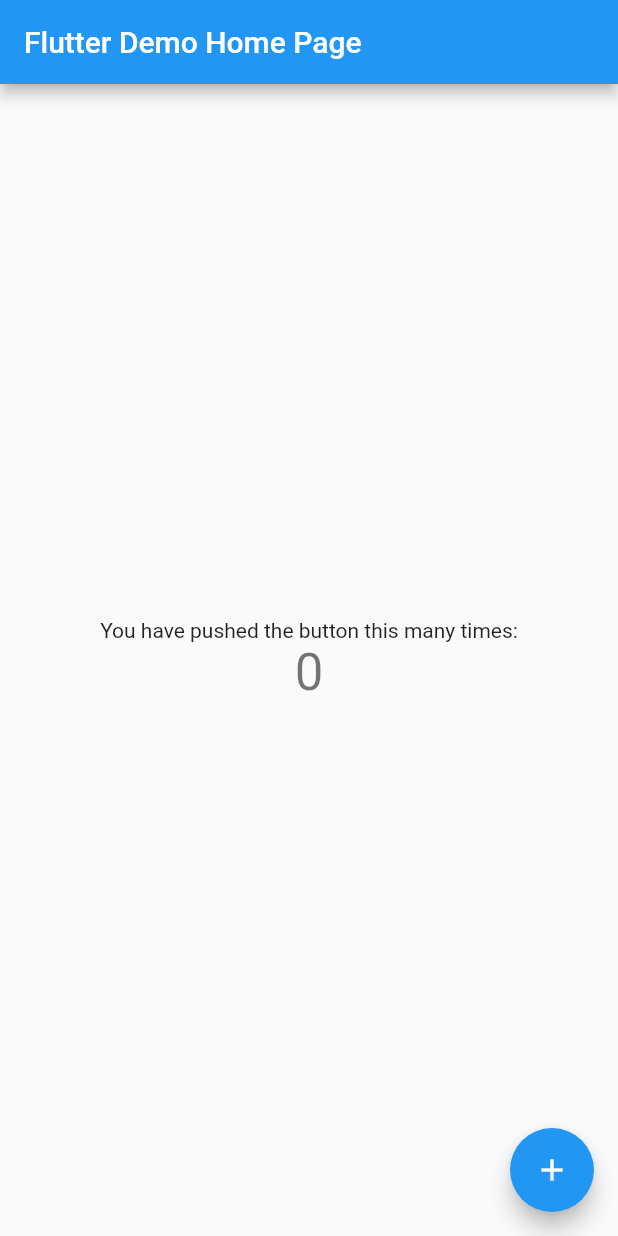
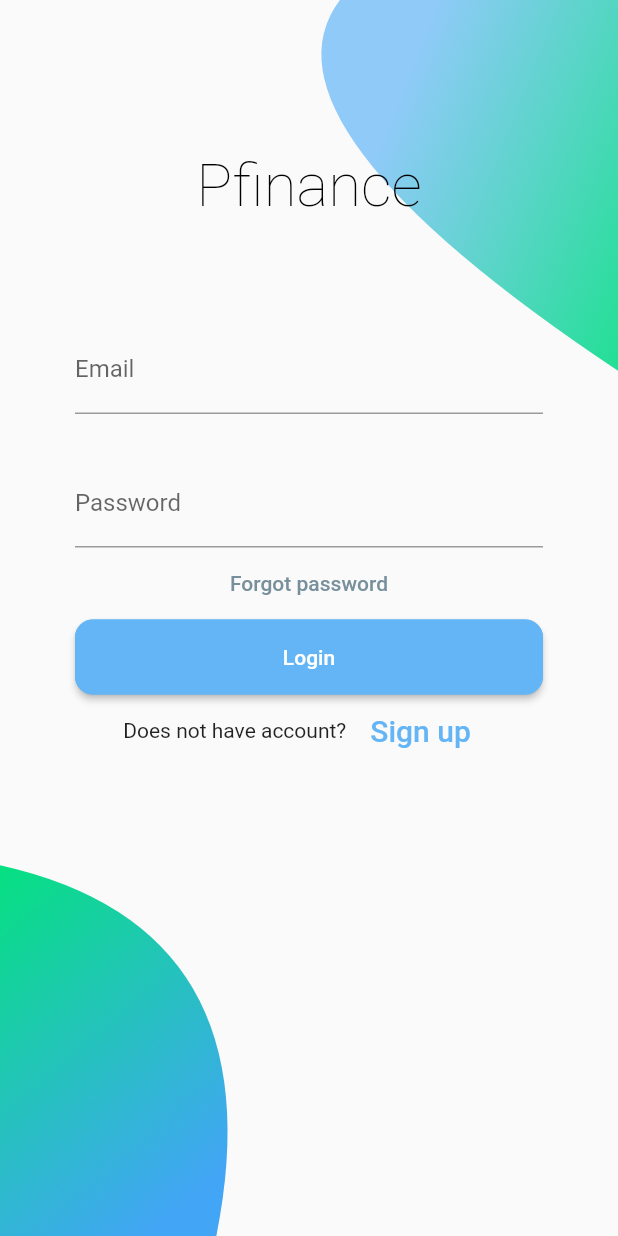
Before and after one commit to alfonsocv12/personal_finance_app, a Flutter app: the screen it shows after launch, on a phone screen of 412 x 824 dp. Run offline on Flutter 3.47's test engine with Material 2 defaults, Android fonts, the phone set to English and light mode, and no system bars; our stand-ins replace flutter_dotenv, shared_preferences.

Commit message:
Login page started

```diff
--- a/lib/main.dart
+++ b/lib/main.dart
@@ -1,17 +1,22 @@
 import 'package:flutter/material.dart';
+import 'package:flutter_dotenv/flutter_dotenv.dart';
+import 'package:personal_finance_app/pages/login.dart';
+import 'package:personal_finance_app/router.dart';
+import 'package:personal_finance_app/state/Global.dart';
 
-void main() {
-  runApp(const MyApp());
+Future main() async{
+  await dotenv.load();
+  await Global.init();
+  runApp(MyApp());
 }
 
 class MyApp extends StatelessWidget {
-  const MyApp({Key? key}) : super(key: key);
 
   // This widget is the root of your application.
   @override
   Widget build(BuildContext context) {
     return MaterialApp(
-      title: 'Flutter Demo',
+      title: 'Personal Finance',
       theme: ThemeData(
         // This is the theme of your application.
         //
@@ -24,92 +29,17 @@ class MyApp extends StatelessWidget {
         // is not restarted.
         primarySwatch: Colors.blue,
       ),
-      home: const MyHomePage(title: 'Flutter Demo Home Page'),
+      initialRoute: '/',
+      routes: routes(context),
+      home: selectScreen(),
     );
   }
-}
 
-class MyHomePage extends StatefulWidget {
-  const MyHomePage({Key? key, required this.title}) : super(key: key);
-
-  // This widget is the home page of your application. It is stateful, meaning
-  // that it has a State object (defined below) that contains fields that affect
-  // how it looks.
-
-  // This class is the configuration for the state. It holds the values (in this
-  // case the title) provided by the parent (in this case the App widget) and
-  // used by the build method of the State. Fields in a Widget subclass are
-  // always marked "final".
-
-  final String title;
-
-  @override
-  State<MyHomePage> createState() => _MyHomePageState();
-}
-
-class _MyHomePageState extends State<MyHomePage> {
-  int _counter = 0;
-
-  void _incrementCounter() {
-    setState(() {
-      // This call to setState tells the Flutter framework that something has
-      // changed in this State, which causes it to rerun the build method below
-      // so that the display can reflect the updated values. If we changed
-      // _counter without calling setState(), then the build method would not be
-      // called again, and so nothing would appear to happen.
-      _counter++;
-    });
-  }
-
-  @override
-  Widget build(BuildContext context) {
-    // This method is rerun every time setState is called, for instance as done
-    // by the _incrementCounter method above.
-    //
-    // The Flutter framework has been optimized to make rerunning build methods
-    // fast, so that you can just rebuild anything that needs updating rather
-    // than having to individually change instances of widgets.
-    return Scaffold(
-      appBar: AppBar(
-        // Here we take the value from the MyHomePage object that was created by
-        // the App.build method, and use it to set our appbar title.
-        title: Text(widget.title),
-      ),
-      body: Center(
-        // Center is a layout widget. It takes a single child and positions it
-        // in the middle of the parent.
-        child: Column(
-          // Column is also a layout widget. It takes a list of children and
-          // arranges them vertically. By default, it sizes itself to fit its
-          // children horizontally, and tries to be as tall as its parent.
-          //
-          // Invoke "debug painting" (press "p" in the console, choose the
-          // "Toggle Debug Paint" action from the Flutter Inspector in Android
-          // Studio, or the "Toggle Debug Paint" command in Visual Studio Code)
-          // to see the wireframe for each widget.
-          //
-          // Column has various properties to control how it sizes itself and
-          // how it positions its children. Here we use mainAxisAlignment to
-          // center the children vertically; the main axis here is the vertical
-          // axis because Columns are vertical (the cross axis would be
-          // horizontal).
-          mainAxisAlignment: MainAxisAlignment.center,
-          children: <Widget>[
-            const Text(
-              'You have pushed the button this many times:',
-            ),
-            Text(
-              '$_counter',
-              style: Theme.of(context).textTheme.headline4,
-            ),
-          ],
-        ),
-      ),
-      floatingActionButton: FloatingActionButton(
-        onPressed: _incrementCounter,
-        tooltip: 'Increment',
-        child: const Icon(Icons.add),
-      ), // This trailing comma makes auto-formatting nicer for build methods.
-    );
+  Widget selectScreen() {
+    // var token = Global.localStorage!.getString('token');
+    // if (token != null) {
+    //   return LandingScreen();
+    // }
+    return LoginScreen();
   }
 }
--- /dev/null
+++ b/lib/pages/login.dart
@@ -0,0 +1,133 @@
+import 'package:flutter/material.dart';
+import 'package:personal_finance_app/theme/LandingBackground.dart';
+import 'package:personal_finance_app/theme/borderRadius.dart';
+
+class LoginScreen extends StatefulWidget {
+  const LoginScreen({Key? key}) : super(key: key);
+
+  @override State<StatefulWidget> createState() => new _LoginState();
+}
+
+class _LoginState extends State<LoginScreen> {
+  late Widget currentWidget;
+
+  @override
+  void initState() {
+    super.initState();
+  }
+
+  @override
+  Widget build(BuildContext context) {
+    return Scaffold(
+      body: Stack(
+        children: <Widget>[
+          SingleChildScrollView(
+            physics: const ClampingScrollPhysics(),
+            child: CustomPaint(
+              painter: LandingBackground(),
+              child: Container(
+                height: MediaQuery.of(context).size.height,
+              )
+            ),
+          ),
+          Padding(
+              padding: const EdgeInsets.fromLTRB(20,20,20,0),
+              child: ListView(
+                physics: const NeverScrollableScrollPhysics(),
+                children: <Widget>[
+                  Container(
+                      alignment: Alignment.center,
+                      padding: const EdgeInsets.fromLTRB(80, 80, 80, 70),
+                      child: const Text(
+                          'Pfinance',
+                          style: TextStyle(
+                              color: Colors.black,
+                              fontWeight: FontWeight.w200,
+                              fontSize: 40
+                          )
+                      )
+                  ),
+                  Container(
+                      alignment: Alignment.center,
+                      padding: const EdgeInsets.fromLTRB(30, 0, 30, 30),
+                      child: const TextField(
+                        textInputAction: TextInputAction.next,
+                        decoration: InputDecoration(
+                          labelText: 'Email',
+                        ),
+                      )
+                  ),
+                  Container(
+                      alignment: Alignment.center,
+                      padding: const EdgeInsets.fromLTRB(30, 0, 30, 0),
+                      child: const TextField(
+                        textInputAction: TextInputAction.done,
+                        obscureText: true,
+                        decoration: InputDecoration(
+                          labelText: 'Password',
+                        ),
+                      )
+                  ),
+                  FlatButton(
+                      onPressed: null,
+                      textColor: Colors.blueGrey.shade400,
+                      child: const Text('Forgot password')
+                  ),
+                  Container(
+                      height: 50,
+                      padding: const EdgeInsets.fromLTRB(30, 0, 30, 0),
+                      child: RaisedButton(
+                        shape: BorderRadiusDecorators().borderRadiusRaisedButton(
+                          Colors.blue.shade300
+                        ),
+                        textColor: Colors.white,
+                        color: Colors.blue.shade300,
+                        child: const Text('Login'),
+                        onPressed: () async {
+                          var error = false;
+                          setState(() {
+                            // signInTexts.forEach((key, value) {
+                            //   if(value.text.isEmpty){
+                            //     signInValidate[key] = true;
+                            //     error = true;
+                            //   }else{
+                            //     signInValidate[key] = false;
+                            //   }
+                            // });
+                          });
+                          if(!error) {
+                            // await _login.login(
+                            //     context, signInTexts
+                            // );
+                          }
+                        },
+                      )
+                  ),
+                  Row(
+                    children: <Widget>[
+                      const Text('Does not have account?'),
+                      FlatButton(
+                        textColor: Colors.blue.shade300,
+                        child: const Text(
+                          'Sign up',
+                          style: TextStyle(fontSize: 20),
+                        ),
+                        onPressed: () {
+                          // setState(() {
+                          //   signInTexts = _defaultSignInText();
+                          //   signInValidate = _defaultSignInValidate();
+                          //   selectedWidgetMarker = WidgetMarker.signUp;
+                          // });
+                        },
+                      )
+                    ],
+                    mainAxisAlignment: MainAxisAlignment.center,
+                  )
+                ]
+              )
+          )
+        ]
+      )
+    );
+  }
+}
--- /dev/null
+++ b/lib/router.dart
@@ -0,0 +1,5 @@
+import 'package:flutter/material.dart';
+
+Map<String, Widget Function(BuildContext)> routes(context) {
+  return {};
+}
--- /dev/null
+++ b/lib/state/Global.dart
@@ -0,0 +1,8 @@
+import 'package:shared_preferences/shared_preferences.dart';
+
+class Global {
+  static late SharedPreferences localStorage;
+  static Future init() async {
+    localStorage = await SharedPreferences.getInstance();
+  }
+}
--- /dev/null
+++ b/lib/theme/borderRadius.dart
@@ -0,0 +1,13 @@
+import 'package:flutter/cupertino.dart';
+import 'package:flutter/material.dart';
+
+class BorderRadiusDecorators {
+  RoundedRectangleBorder borderRadiusRaisedButton(parentColor) {
+    return RoundedRectangleBorder(
+      borderRadius: BorderRadius.circular(12.0),
+      side: BorderSide(
+          color: parentColor
+      )
+    );
+  }
+}
--- a/pubspec.yaml
+++ b/pubspec.yaml
@@ -34,6 +34,9 @@ dependencies:
   # The following adds the Cupertino Icons font to your application.
   # Use with the CupertinoIcons class for iOS style icons.
   cupertino_icons: ^1.0.2
+  http: ^0.13.4
+  flutter_dotenv: ^5.0.2
+  shared_preferences: ^2.0.12
 
 dev_dependencies:
   flutter_test:
@@ -58,7 +61,8 @@ flutter:
   uses-material-design: true
 
   # To add assets to your application, add an assets section, like this:
-  # assets:
+  assets:
+    - .env
   #   - images/a_dot_burr.jpeg
   #   - images/a_dot_ham.jpeg
 
```
Also changed, not shown: lib/components/Dialogs.dart (added, +59 -0 lines), lib/theme/LandingBackground.dart (added, +72 -0 lines), lib/models/userModel.dart (added), lib/state/user.dart (added), pubspec.lock, 8 other files.
